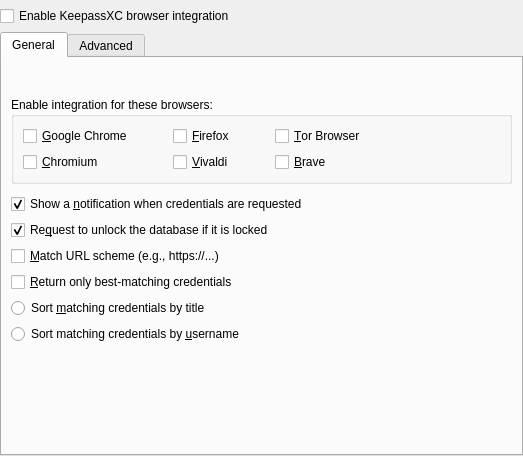
Before: the Qt Designer form src/browser/BrowserOptionDialog.ui in keepassxreboot/keepassxc, drawn with Qt 5.
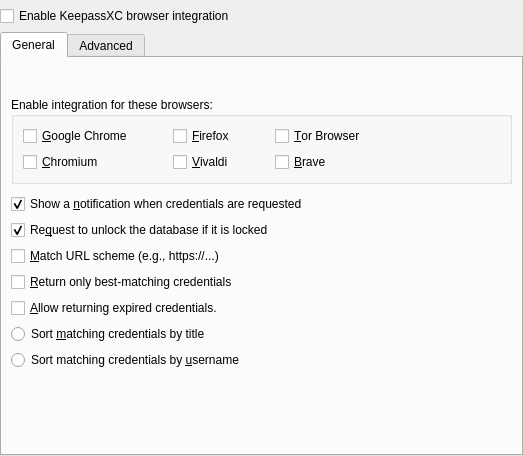
After: the same form once the commit is applied. Custom widgets are drawn as their Qt base class.

Commit message: Add option for returning expired credentials

What changed in the file:
```diff
--- a/src/browser/BrowserOptionDialog.ui
+++ b/src/browser/BrowserOptionDialog.ui
@@ -219,6 +219,16 @@
          </property>
         </widget>
        </item>
+       <item>
+        <widget class="QCheckBox" name="allowExpiredCredentials">
+         <property name="toolTip">
+          <string>Returns expired credentials. String [expired] is added to the title.</string>
+         </property>
+         <property name="text">
+          <string>&amp;Allow returning expired credentials.</string>
+         </property>
+        </widget>
+       </item>
        <item>
         <widget class="QRadioButton" name="sortByTitle">
          <property name="text">
```
The commit also changes 4 other files.
